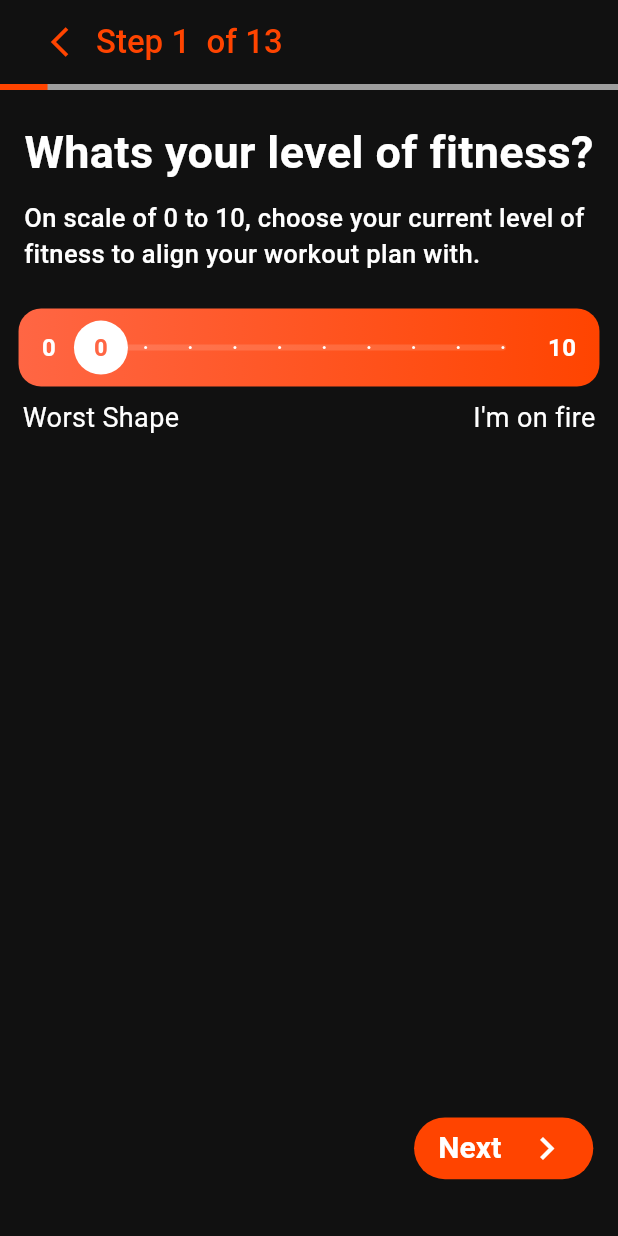
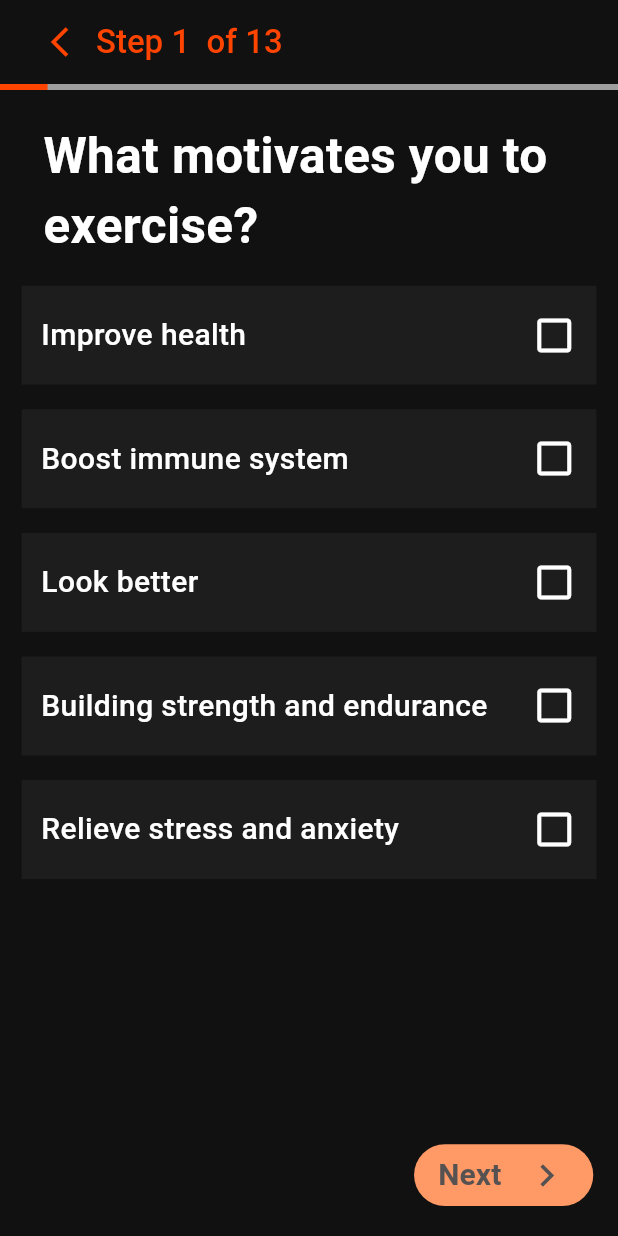
Before and after one commit to ZnaidiLV1/GymApp, a Flutter app: the screen it shows after launch, on a phone screen of 412 x 824 dp. Run offline on Flutter 3.47's test engine with Material 3 defaults, Android fonts, the phone set to English and light mode, and no system bars; our stand-ins replace flutter_bloc.

Commit message:
motivation added

```diff
--- /dev/null
+++ b/lib/core/constant/MotivationLists.dart
@@ -0,0 +1,12 @@
+class Motivationlists {
+  List<String> titleLists = [
+    "Improve health",
+    "Boost immune system",
+    "Look better",
+    "Building strength and endurance",
+    "Relieve stress and anxiety",
+  ];
+  List<String> titleListsReturn() {
+    return titleLists;
+  }
+}
--- a/lib/main.dart
+++ b/lib/main.dart
@@ -6,6 +6,7 @@ import 'package:gym_app/stateManagement/features/DotsFeature.dart';
 import 'package:gym_app/stateManagement/features/GenderCubit.dart';
 import 'package:gym_app/stateManagement/features/HappinessCubit.dart';
 import 'package:gym_app/stateManagement/features/MainGoalCubit.dart';
+import 'package:gym_app/stateManagement/features/MotivationCubit.dart';
 import 'package:gym_app/stateManagement/features/RateYourselCubit.dart';
 import 'package:gym_app/stateManagement/features/StepsCubit.dart';
 import 'package:gym_app/stateManagement/features/TargetBodyCubit.dart';
@@ -13,6 +14,7 @@ import 'package:gym_app/stateManagement/global/auth/SignUpCubit.dart';
 import 'package:gym_app/view/screen/Auth/Happiness.dart';
 import 'package:gym_app/view/screen/Auth/MainGoal.dart';
 import 'package:gym_app/view/screen/Auth/FitnessLevel.dart';
+import 'package:gym_app/view/screen/Auth/Motivation.dart';
 import 'package:gym_app/view/screen/Auth/TargetArea.dart';
 
 void main() {
@@ -34,6 +36,7 @@ class MyApp extends StatelessWidget {
         BlocProvider(create: (_)=>Rateyourselcubit()),
         BlocProvider(create: (_)=>Targetbodycubit()),
         BlocProvider(create: (_)=>Happinesscubit()),
+        BlocProvider(create: (_)=>Motivationcubit())
       ],
       child: MaterialApp(
         debugShowCheckedModeBanner: false,
--- /dev/null
+++ b/lib/stateManagement/features/MotivationCubit.dart
@@ -0,0 +1,10 @@
+import 'package:flutter_bloc/flutter_bloc.dart';
+
+class Motivationcubit extends Cubit<List<bool>> {
+  Motivationcubit() : super([false, false, false, false, false]);
+  void boolChanged(int index) {
+    List<bool> newList = List<bool>.from(state);
+    newList[index] = !newList[index];
+    emit(newList);
+  }
+}
--- a/lib/view/screen/Auth/FitnessLevel.dart
+++ b/lib/view/screen/Auth/FitnessLevel.dart
@@ -11,8 +11,8 @@ import 'package:gym_app/view/widget/Auth/FitnessLevel/FitnessRow.dart';
 import 'package:gym_app/view/widget/Auth/FitnessLevel/FitnessScale.dart';
 import 'package:gym_app/view/widget/Auth/FitnessLevel/FitnessText.dart';
 
-class Motivation extends StatelessWidget {
-  const Motivation({super.key});
+class Fitnesslevel extends StatelessWidget {
+  const Fitnesslevel({super.key});
 
   @override
   Widget build(BuildContext context) {
--- /dev/null
+++ b/lib/view/screen/Auth/Motivation.dart
@@ -0,0 +1,86 @@
+import 'package:flutter/material.dart';
+import 'package:flutter_bloc/flutter_bloc.dart';
+import 'package:gym_app/core/constant/MotivationLists.dart';
+import 'package:gym_app/core/constant/colors.dart';
+import 'package:gym_app/core/functions/navigator_utils.dart';
+import 'package:gym_app/core/shared/AppbarSteps.dart';
+import 'package:gym_app/core/shared/ButtonDown.dart';
+import 'package:gym_app/core/shared/ProgressIndicator.dart';
+import 'package:gym_app/stateManagement/features/MotivationCubit.dart';
+import 'package:gym_app/stateManagement/features/StepsCubit.dart';
+import 'package:gym_app/view/screen/Home/HomePage.dart';
+import 'package:gym_app/view/widget/Auth/Motivation/MotivationContenu.dart';
+
+class Motivation extends StatelessWidget {
+  const Motivation({super.key});
+
+  @override
+  Widget build(BuildContext context) {
+    return Scaffold(
+      appBar: AppBar(
+        automaticallyImplyLeading: false,
+        backgroundColor: ConstColors.bg,
+        title: const Appbarsteps(),
+      ),
+      backgroundColor: ConstColors.bg,
+      body: Column(
+        crossAxisAlignment: CrossAxisAlignment.start,
+        children: [
+          const Progressindicator(),
+          Container(
+            padding: EdgeInsets.only(
+              top: 20,
+              left: MediaQuery.of(context).size.width * 0.07,
+            ),
+            child: const Text(
+              "What motivates you to exercise?",
+              style: TextStyle(
+                fontSize: 33,
+                fontWeight: FontWeight.bold,
+                color: Colors.white,
+              ),
+            ),
+          ),
+          Expanded(
+            child: ListView.builder(
+              itemCount: 5,
+              itemBuilder: (context, index) {
+                return Column(
+                  children: [
+                    SizedBox(height: MediaQuery.of(context).size.height * 0.02),
+                    BlocBuilder<Motivationcubit, List<bool>>(
+                        builder: (BuildContext context, List<bool> state) {
+                      return Motivationcontenu(
+                        title: Motivationlists().titleListsReturn()[index],
+                        isTapped: state[index],
+                        index: index,
+                      );
+                    }),
+                  ],
+                );
+              },
+            ),
+          ),
+          BlocBuilder<Motivationcubit, List<bool>>(
+              builder: (BuildContext context, List<bool> state) {
+            bool isTapped = state.contains(true);
+            return Padding(
+              padding: const EdgeInsets.only(bottom: 20.0),
+              child: ButtonDown(
+                  title: "Next", isEnabled: isTapped, onPressed: () {
+                    context.read<StepsCubit>().nextStep();
+                NavigatorUtils.pushWithTransition(
+                  context,
+                  HomePage(),
+                  begin: Offset(1.0, 0.0),
+                  curve: Curves.easeInOut,
+                  duration: Duration(seconds: 1),
+                );
+                  }),
+            );
+          })
+        ],
+      ),
+    );
+  }
+}
--- /dev/null
+++ b/lib/view/widget/Auth/Motivation/MotivationContenu.dart
@@ -0,0 +1,65 @@
+// ignore_for_file: public_member_api_docs, sort_constructors_first
+import 'package:flutter/material.dart';
+import 'package:flutter/widgets.dart';
+import 'package:flutter_bloc/flutter_bloc.dart';
+
+import 'package:gym_app/core/constant/colors.dart';
+import 'package:gym_app/stateManagement/features/MotivationCubit.dart';
+
+class Motivationcontenu extends StatelessWidget {
+  final String title;
+  final bool isTapped;
+  final int index;
+  const Motivationcontenu({
+    Key? key,
+    required this.title,
+    required this.isTapped,
+    required this.index,
+  }) : super(key: key);
+
+  @override
+  Widget build(BuildContext context) {
+    return InkWell(
+      onTap: () {
+        print(index);
+
+        print(isTapped);
+        context.read<Motivationcubit>().boolChanged(index);
+      },
+      child: Container(
+        height: MediaQuery.of(context).size.height * 0.08,
+        width: MediaQuery.of(context).size.width * 0.93,
+        decoration: BoxDecoration(
+            color: ConstColors.secondaryColor,
+            border: Border.all(
+                color: isTapped
+                    ? ConstColors.primaryColor
+                    : ConstColors.secondaryColor,
+                width: 3)),
+        child: Row(
+          mainAxisAlignment: MainAxisAlignment.spaceBetween,
+          children: [
+            Padding(
+              padding: const EdgeInsets.only(left: 10.0),
+              child: Text(
+                title,
+                style: TextStyle(
+                    color: Colors.white,
+                    fontSize: 20,
+                    fontWeight: FontWeight.w500),
+              ),
+            ),
+            Padding(
+              padding: const EdgeInsets.only(right: 10.0),
+              child: Icon(
+                isTapped ? Icons.check_box : Icons.check_box_outline_blank,
+                size: 30,
+                color: isTapped ? ConstColors.primaryColor : Colors.white,
+              ),
+            )
+          ],
+        ),
+      ),
+    );
+  }
+}
```
